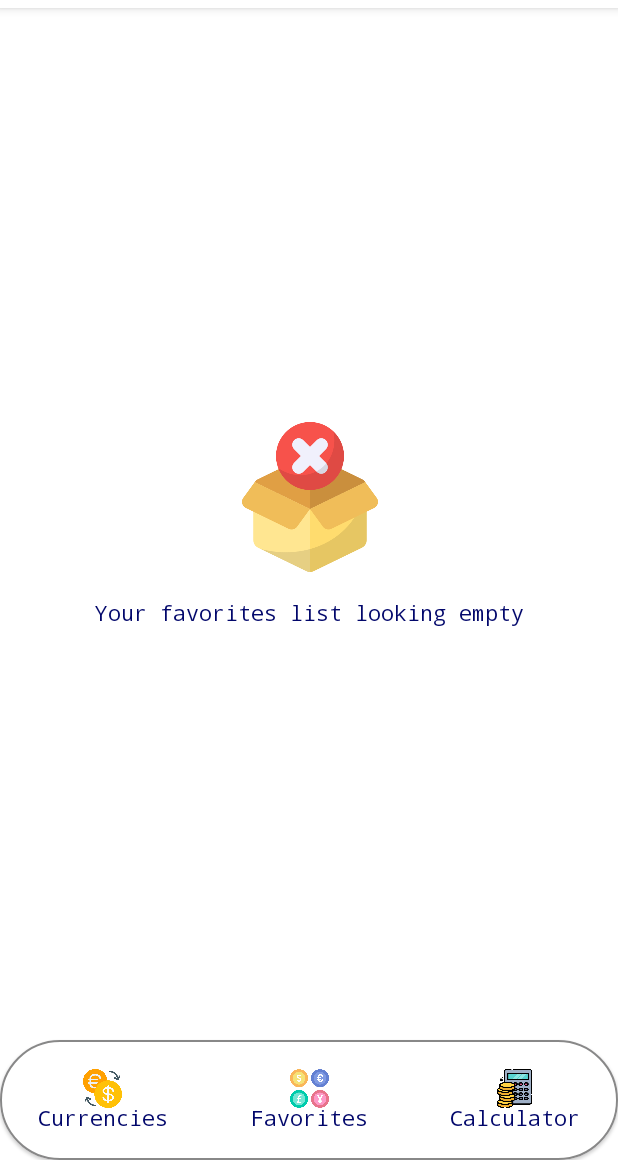
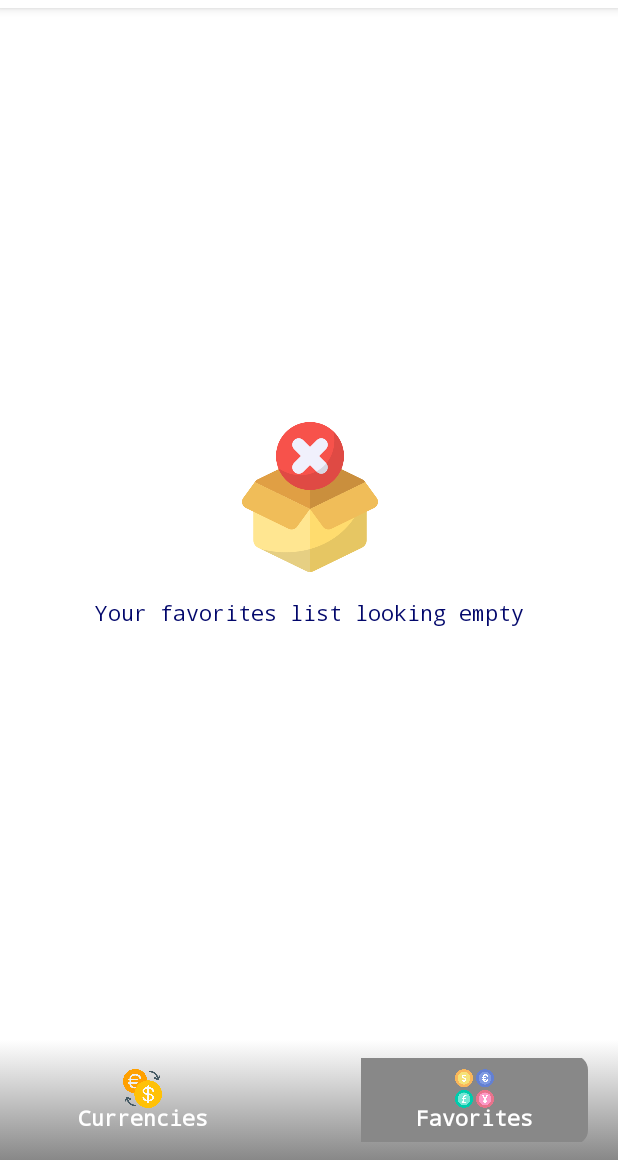
Before and after one commit to kerimsenturk5734/App-Live-Currency, an Android app built with Jetpack Compose: the screen it shows after launch (MainActivity), item 2 of the bottom bar chosen, on a phone screen of 412 x 824 dp, the part 76-1236 px from its top. Run offline under Robolectric (Android 15) with nearby library versions, the phone set to English and light mode, and no system bars; our stand-ins replace Room's generated code, livedata-compose; libraries missing offline, so code that uses them is left out: coil.decode; pictures from the network do not load; 1 statement that could not run was skipped.

Commit message:
navigationbar design edited and calculatortab removed

```diff
--- a/app/src/main/java/com/example/applivecurrency/ui/components/bar/BottomNavigationBar.kt
+++ b/app/src/main/java/com/example/applivecurrency/ui/components/bar/BottomNavigationBar.kt
@@ -2,11 +2,11 @@ package com.example.applivecurrency.ui.components.bar
 
 import androidx.compose.foundation.Image
 import androidx.compose.foundation.background
-import androidx.compose.foundation.border
 import androidx.compose.foundation.layout.Arrangement
 import androidx.compose.foundation.layout.PaddingValues
 import androidx.compose.foundation.layout.Row
 import androidx.compose.foundation.layout.fillMaxSize
+import androidx.compose.foundation.layout.padding
 import androidx.compose.foundation.layout.size
 import androidx.compose.foundation.shape.RoundedCornerShape
 import androidx.compose.material.BottomNavigationItem
@@ -16,63 +16,78 @@ import androidx.compose.runtime.Composable
 import androidx.compose.ui.Alignment
 import androidx.compose.ui.Modifier
 import androidx.compose.ui.draw.clip
-import androidx.compose.ui.draw.shadow
+import androidx.compose.ui.graphics.Brush
+import androidx.compose.ui.graphics.Color
+import androidx.compose.ui.graphics.TileMode
 import androidx.compose.ui.res.painterResource
 import androidx.compose.ui.text.font.FontFamily
+import androidx.compose.ui.text.font.FontWeight
 import androidx.compose.ui.unit.dp
 import com.example.applivecurrency.R
 import com.example.applivecurrency.ui.screens.Tab
 import com.example.applivecurrency.ui.util.backgroundColor
 import com.example.applivecurrency.ui.util.borderColor
-import com.example.applivecurrency.ui.util.componentColor
-import com.example.applivecurrency.ui.util.foregroundColor
 
 @Composable
 fun BottomNavigationBar(selectedTab: Tab, onTabSelected: (Tab) -> Unit) {
     BottomAppBar(
-        modifier = Modifier
-            .background(backgroundColor())
-            .border(1.dp, borderColor(), RoundedCornerShape(50.dp))
-            .shadow(elevation = 1.dp, RoundedCornerShape(100.dp)),
         contentPadding = PaddingValues(0.dp),
     ) {
         Row(
             modifier = Modifier
-                .background(componentColor())
+                .background(
+                    brush = Brush.verticalGradient(
+                        colors = listOf(
+                            backgroundColor(),
+                            borderColor()
+                        ),
+                        tileMode = TileMode.Mirror
+                    )
+                )
                 .fillMaxSize()
-                .clip(RoundedCornerShape(50.dp)),
-            horizontalArrangement = Arrangement.SpaceBetween,
+                .padding(horizontal = 20.dp, vertical = 10.dp)
+                .clip(RoundedCornerShape(10.dp)),
+
+            horizontalArrangement = Arrangement.spacedBy(70.dp),
             verticalAlignment = Alignment.CenterVertically
         ) {
             BottomNavigationItem(
+                modifier = Modifier
+                    .background(
+                        if (selectedTab == Tab.LIVE_CURRENCY) borderColor() else Color.Transparent),
                 icon = { Image(
-                    modifier = Modifier.size(26.dp),
+                    modifier = Modifier
+                        .size(26.dp),
                     painter = painterResource(id = R.drawable.exchange),
                     contentDescription = "Currencies") },
 
-                label = { Text("Currencies", color = foregroundColor(), fontFamily = FontFamily.Monospace) },
+                label = { Text(
+                    text = "Currencies",
+                    color = Color.White,
+                    fontFamily = FontFamily.Monospace,
+                    fontWeight = FontWeight.Bold) },
+
                 selected = selectedTab == Tab.LIVE_CURRENCY,
                 onClick = { onTabSelected(Tab.LIVE_CURRENCY) }
             )
             BottomNavigationItem(
+                modifier = Modifier
+                    .background(
+                        if (selectedTab == Tab.FAVORITES) borderColor() else Color.Transparent),
                 icon = { Image(
-                    modifier = Modifier.size(26.dp),
+                    modifier = Modifier
+                        .size(26.dp),
                     painter = painterResource(id = R.drawable.favoriteicon),
                     contentDescription = "Favorites") },
 
-                label = { Text("Favorites", color = foregroundColor(), fontFamily = FontFamily.Monospace)},
+                label = { Text(
+                    text = "Favorites",
+                    color = Color.White,
+                    fontFamily = FontFamily.Monospace,
+                    fontWeight = FontWeight.Bold)},
+
                 selected = selectedTab == Tab.FAVORITES,
                 onClick = { onTabSelected(Tab.FAVORITES) }
-            )
-            BottomNavigationItem(
-                icon = { Image(
-                    modifier = Modifier.size(26.dp),
-                    painter = painterResource(id = R.drawable.calculator),
-                    contentDescription = "Calculator") },
-
-                label = { Text("Calculator", color = foregroundColor(), fontFamily = FontFamily.Monospace) },
-                selected = selectedTab == Tab.CALCULATOR,
-                onClick = { onTabSelected(Tab.CALCULATOR) }
             )
         }
     }
--- a/app/src/main/java/com/example/applivecurrency/ui/components/tab/CalculatorTab.kt
+++ /dev/null
@@ -1,8 +0,0 @@
-package com.example.applivecurrency.ui.components.tab
-
-import androidx.compose.runtime.Composable
-
-@Composable
-fun CalculatorTab(){
-
-}
--- a/app/src/main/java/com/example/applivecurrency/ui/screens/MainScreen.kt
+++ b/app/src/main/java/com/example/applivecurrency/ui/screens/MainScreen.kt
@@ -18,7 +18,6 @@ import androidx.compose.ui.Alignment
 import androidx.compose.ui.Modifier
 import androidx.compose.ui.unit.dp
 import androidx.navigation.NavController
-import com.example.applivecurrency.ui.components.tab.CalculatorTab
 import com.example.applivecurrency.ui.components.tab.FavoritesTab
 import com.example.applivecurrency.ui.components.tab.LiveCurrencyTab
 import com.example.applivecurrency.ui.util.backgroundColor
@@ -40,6 +39,7 @@ fun MainScreen(navController: NavController){
         Box(
             modifier = Modifier
                 .fillMaxSize()
+                .background(backgroundColor())
                 .padding(innerPadding),
             contentAlignment = Alignment.Center
         ) {
@@ -62,7 +62,6 @@ fun RenderTab(
        when(tab){
            Tab.LIVE_CURRENCY -> LiveCurrencyTab()
            Tab.FAVORITES -> FavoritesTab()
-           Tab.CALCULATOR -> CalculatorTab()
 
            else -> Text("Content not found")
        }
@@ -74,5 +73,4 @@ fun RenderTab(
 enum class Tab{
     LIVE_CURRENCY,
     FAVORITES,
-    CALCULATOR
 }
```
